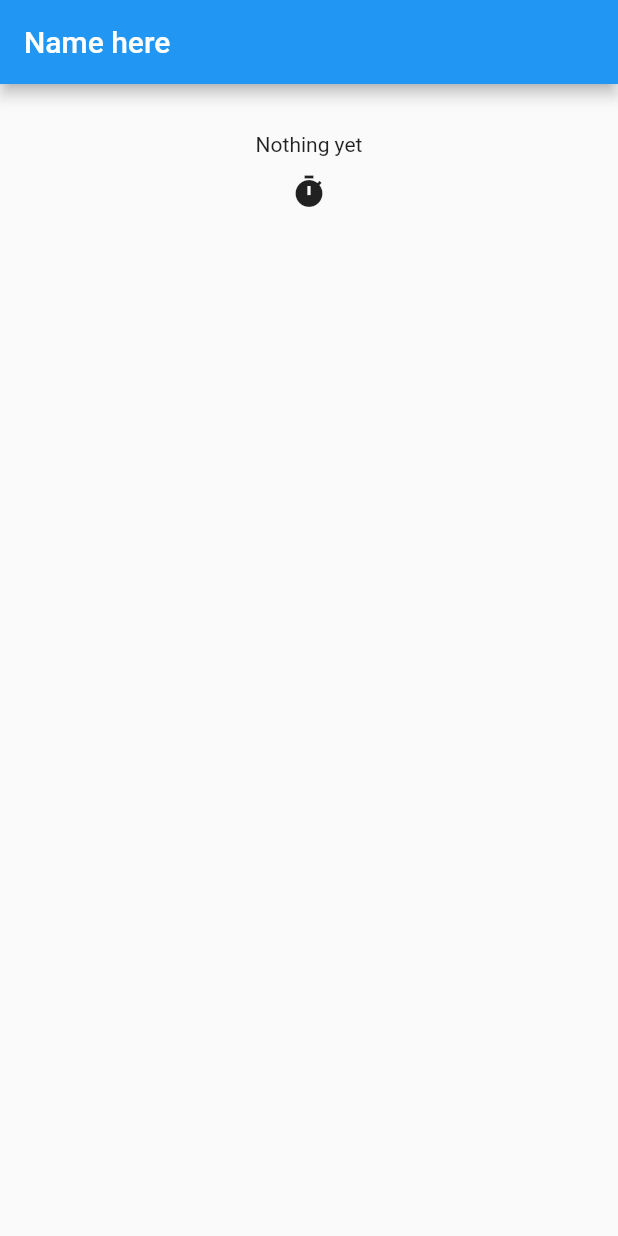
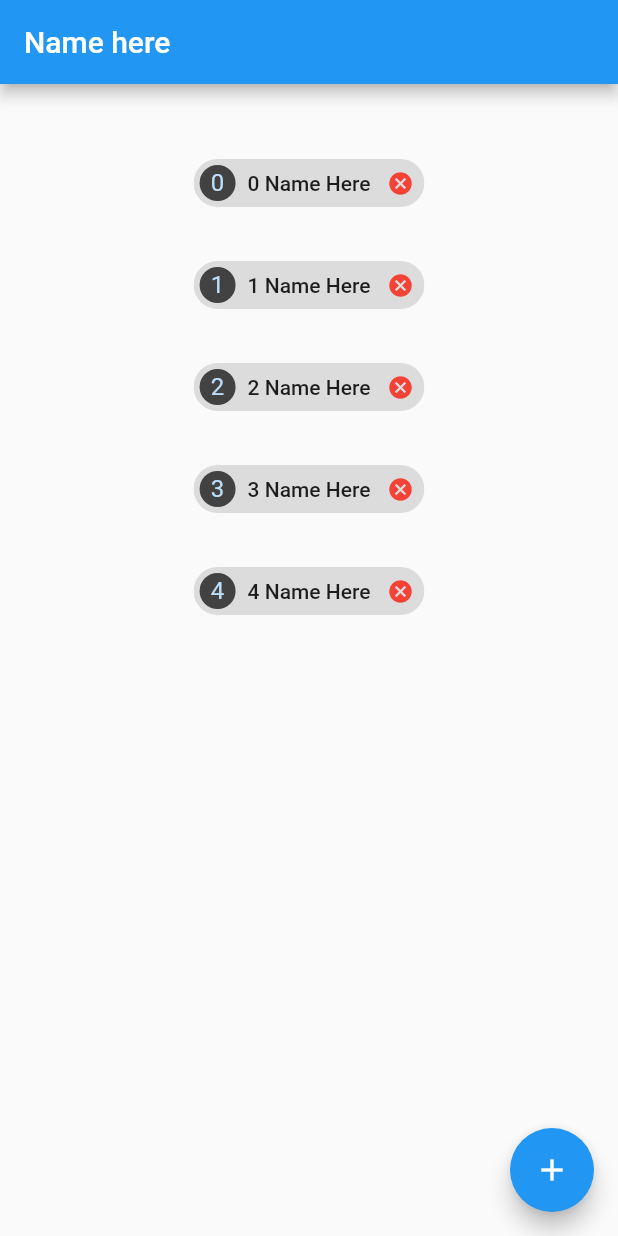
Before and after one commit to geordanex/flutter-intermediate, a Flutter app: the screen it shows after launch, on a phone screen of 412 x 824 dp. Run offline on Flutter 3.47's test engine with Material 2 defaults, Android fonts, the phone set to English and light mode, and no system bars.

```diff
--- a/lib/main.dart
+++ b/lib/main.dart
@@ -1,8 +1,8 @@
 import 'package:flutter/material.dart';
 
-void main() => runApp(new MaterialApp(
-      home: new MyHomePage(),
-    ));
+void main() => runApp(MaterialApp(
+  home: MyHomePage(),
+));
 
 class MyHomePage extends StatefulWidget {
   @override
@@ -10,9 +10,51 @@ class MyHomePage extends StatefulWidget {
 }
 
 class _MyHomePageState extends State<MyHomePage> {
-  String _value = 'Nothing yet';
+  int counter = 0;
+  List<Widget> _list = new List<Widget>();
 
-  void _onPressed() => setState(() => _value = new DateTime.now().toString());
+  @override
+  void initState() {
+    for (int i = 0; i < 5; i++) {
+      Widget child = _newItem(i);
+      _list.add(child);
+    }
+  }
+
+  void _onClicked() {
+    Widget child = _newItem(counter);
+    setState(() => _list.add(child));
+  }
+
+  Widget _newItem(int i) {
+    Key key = new Key("item_${i}");
+    Container child = new Container(
+      key: key,
+      padding: new EdgeInsets.all(10.0),
+      child: new Chip(
+        label: new Text('${i} Name Here'),
+        deleteIconColor: Colors.red,
+        deleteButtonTooltipMessage: 'Delete',
+        onDeleted: () => _removeItem(key),
+        avatar: new CircleAvatar(
+          backgroundColor: Colors.grey.shade800,
+          child: new Text(i.toString()),
+        ),
+      ),
+    );
+    counter++;
+    return child;
+  }
+
+  void _removeItem(Key key) {
+    for (int i = 0; i < _list.length; i++) {
+      Widget child = _list.elementAt(i);
+      if (child.key == key) {
+        setState(() => _list.removeAt(i));
+        print('Removing ${key.toString()}');
+      }
+    }
+  }
 
   @override
   Widget build(BuildContext context) {
@@ -20,18 +62,15 @@ class _MyHomePageState extends State<MyHomePage> {
         appBar: AppBar(
           title: Text('Name here'),
         ),
+        floatingActionButton: new FloatingActionButton(
+          onPressed: _onClicked,
+          child: new Icon(Icons.add),
+        ),
         body: new Container(
           padding: new EdgeInsets.all(32.0),
           child: new Center(
             child: new Column(
-              children: <Widget>[
-                new Text(_value),
-                new IconButton(
-                  icon: new Icon(Icons.timer),
-                  onPressed: _onPressed,
-                  tooltip: 'Click me',
-                )
-              ],
+              children: _list,
             ),
           ),
         ));
```
